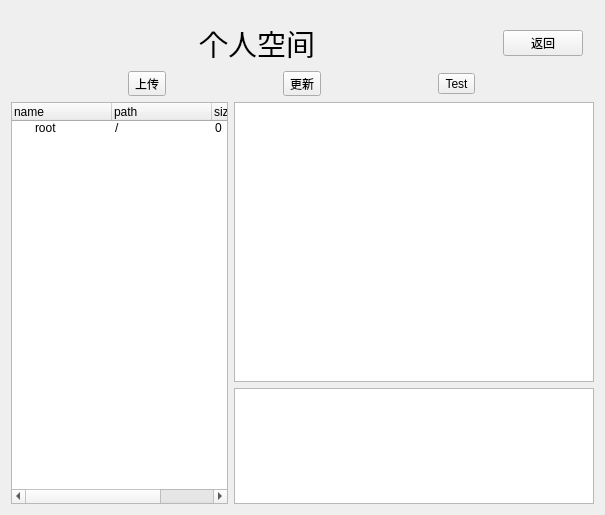
The window that qtClient/mainpage.ui (huwei12345/smallchat) describes before a commit, drawn with Qt 5.
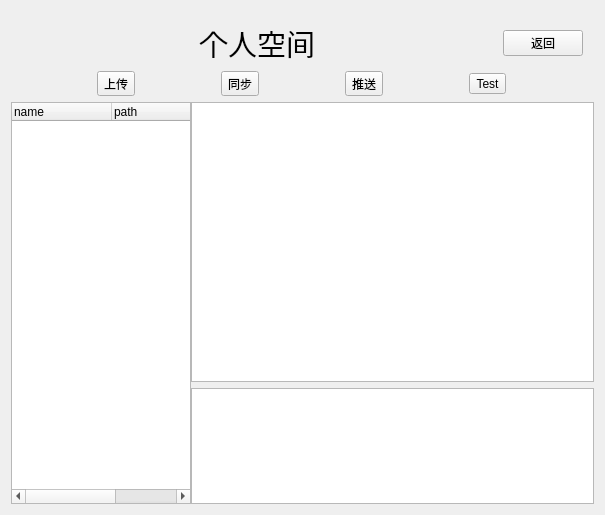
The same window after the commit.

Diff of the .ui file:
```diff
--- a/qtClient/mainpage.ui
+++ b/qtClient/mainpage.ui
@@ -78,6 +78,12 @@
    </item>
    <item>
     <widget class="QWidget" name="widget_4" native="true">
+     <property name="sizePolicy">
+      <sizepolicy hsizetype="Expanding" vsizetype="Fixed">
+       <horstretch>0</horstretch>
+       <verstretch>0</verstretch>
+      </sizepolicy>
+     </property>
      <layout class="QHBoxLayout" name="horizontalLayout_3">
       <property name="spacing">
        <number>0</number>
@@ -101,10 +107,17 @@
         </property>
        </widget>
       </item>
+      <item>
+       <widget class="QToolButton" name="toolButton_4">
+        <property name="text">
+         <string>同步</string>
+        </property>
+       </widget>
+      </item>
       <item>
        <widget class="QToolButton" name="toolButton_2">
         <property name="text">
-         <string>更新</string>
+         <string>推送</string>
         </property>
        </widget>
       </item>
@@ -120,7 +133,19 @@
    </item>
    <item>
     <widget class="QWidget" name="widget_2" native="true">
-     <layout class="QHBoxLayout" name="horizontalLayout">
+     <property name="sizePolicy">
+      <sizepolicy hsizetype="Preferred" vsizetype="Preferred">
+       <horstretch>0</horstretch>
+       <verstretch>0</verstretch>
+      </sizepolicy>
+     </property>
+     <layout class="QHBoxLayout" name="horizontalLayout" stretch="4,10">
+      <property name="spacing">
+       <number>0</number>
+      </property>
+      <property name="sizeConstraint">
+       <enum>QLayout::SetDefaultConstraint</enum>
+      </property>
       <property name="leftMargin">
        <number>0</number>
       </property>
@@ -136,7 +161,7 @@
       <item>
        <widget class="QTreeWidget" name="treeWidget">
         <property name="sizePolicy">
-         <sizepolicy hsizetype="Preferred" vsizetype="Expanding">
+         <sizepolicy hsizetype="Expanding" vsizetype="Expanding">
           <horstretch>0</horstretch>
           <verstretch>0</verstretch>
          </sizepolicy>
@@ -168,17 +193,6 @@
           <string>size</string>
          </property>
         </column>
-        <item>
-         <property name="text">
-          <string>root</string>
-         </property>
-         <property name="text">
-          <string>/</string>
-         </property>
-         <property name="text">
-          <string>0</string>
-         </property>
-        </item>
        </widget>
       </item>
       <item>
```
Left out of the diff: 6 changed lines with no effect on the pictures.
